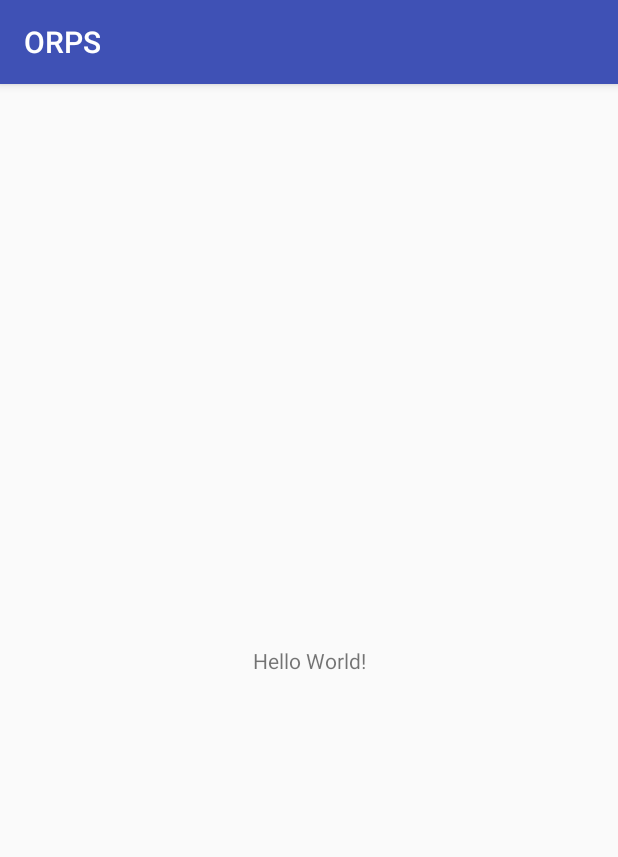
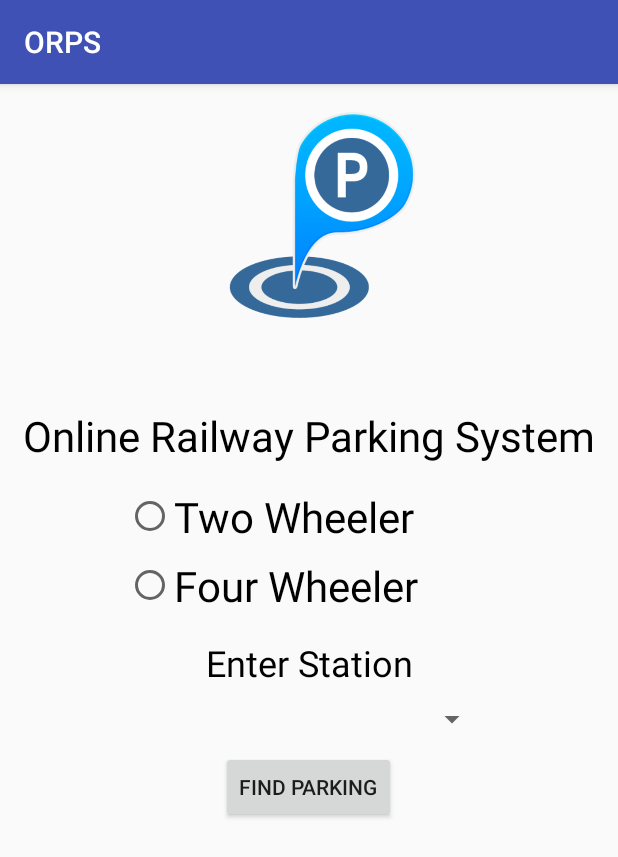
Before and after one commit to IamMukulTaneja/ORPS, an Android app: the screen it shows after launch (MainActivity), on a phone screen of 412 x 824 dp. Shown: the top 857 px of the screen. Run offline under Robolectric (Android 15) with nearby library versions, the phone set to English and light mode, and no system bars.

Commit message:
MainActivity Done!

```diff
--- a/app/src/main/res/layout/activity_main.xml
+++ b/app/src/main/res/layout/activity_main.xml
@@ -1,18 +1,80 @@
 <?xml version="1.0" encoding="utf-8"?>
-<android.support.constraint.ConstraintLayout xmlns:android="http://schemas.android.com/apk/res/android"
+<LinearLayout xmlns:android="http://schemas.android.com/apk/res/android"
     xmlns:app="http://schemas.android.com/apk/res-auto"
     xmlns:tools="http://schemas.android.com/tools"
     android:layout_width="match_parent"
     android:layout_height="match_parent"
-    tools:context="com.example.dell.orps.MainActivity">
+    android:orientation="vertical"
+    tools:context="com.example.dell.orps.MainActivity"
+    android:weightSum="1">
+
+
+    <ImageView
+        android:id="@+id/main_image"
+        android:layout_width="wrap_content"
+        android:layout_height="183dp"
+        app:srcCompat="@drawable/spalshimage" />
 
     <TextView
+        android:id="@+id/heading"
+        android:layout_width="match_parent"
+        android:layout_height="wrap_content"
+        android:text="@string/ORPS"
+        android:textColor="#000000"
+        android:textSize="28sp"
+        android:textAlignment="center"
+        android:layout_marginTop="32dp"/>
+
+    <RadioButton
+        android:id="@+id/twowheeler"
+        android:layout_width="match_parent"
+        android:layout_height="wrap_content"
+        android:layout_weight="0"
+        android:textColor="#000000"
+        android:layout_marginStart="56dp"
+        android:layout_marginLeft="56dp"
+        android:layout_marginTop="16dp"
+        android:textSize="28sp"
+        android:layout_gravity="center"
+        android:text="@string/twowheeler" />
+
+    <RadioButton
+        android:id="@+id/fourwheeler"
+        android:layout_width="match_parent"
+        android:layout_height="wrap_content"
+        android:layout_weight="0"
+        android:layout_marginStart="56dp"
+        android:textSize="28sp"
+        android:textColor="#000000"
+        android:layout_gravity="center"
+        android:layout_marginLeft="56dp"
+        android:layout_marginTop="8dp"
+        android:text="@string/fourwheeler" />
+
+    <TextView
+        android:id="@+id/enterstation"
+        android:layout_width="match_parent"
+        android:layout_height="wrap_content"
+        android:layout_weight="0"
+        android:layout_marginTop="16dp"
+        android:textAlignment="center"
+        android:textSize="24sp"
+        android:textColor="#000000"
+        android:text="@string/enterstation" />
+
+    <Spinner
+        android:id="@+id/stationspinner"
+        android:layout_width="239dp"
+        android:layout_height="wrap_content"
+        android:layout_gravity="center"
+        android:layout_marginTop="8dp"
+        android:layout_weight="0.01" />
+
+    <Button
+        android:id="@+id/findparking"
         android:layout_width="wrap_content"
         android:layout_height="wrap_content"
-        android:text="Hello World!"
-        app:layout_constraintBottom_toBottomOf="parent"
-        app:layout_constraintLeft_toLeftOf="parent"
-        app:layout_constraintRight_toRightOf="parent"
-        app:layout_constraintTop_toTopOf="parent" />
-
-</android.support.constraint.ConstraintLayout>
+        android:layout_gravity="center"
+        android:layout_marginTop="8dp"
+        android:text="@string/findparking" />
+</LinearLayout>
--- a/app/src/main/res/values/strings.xml
+++ b/app/src/main/res/values/strings.xml
@@ -3,4 +3,9 @@
     <string name="welcome_note">ORPS</string>
     <string name="welcome">Welcome to online railway parking system</string>
     <string name="splashtext">Designed By UTS Team</string>
+    <string name="ORPS">Online Railway Parking System</string>
+    <string name="twowheeler">Two Wheeler</string>
+    <string name="fourwheeler">Four Wheeler</string>
+    <string name="enterstation">Enter Station</string>
+    <string name="findparking">Find Parking</string>
 </resources>
```
